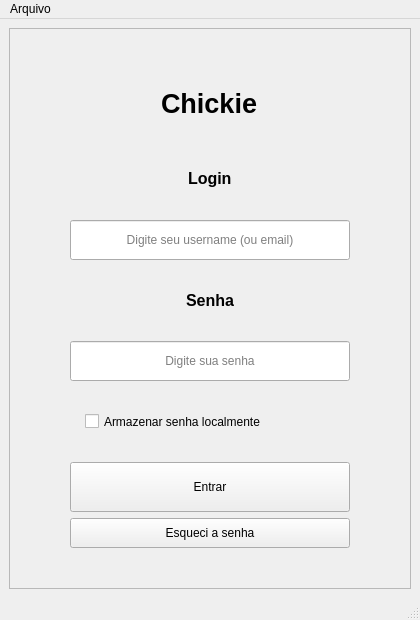
This is qt/src/views/loginForm.ui in antoniofernandodj/Chickie as Qt 5 draws it before an edit. The edited form follows.
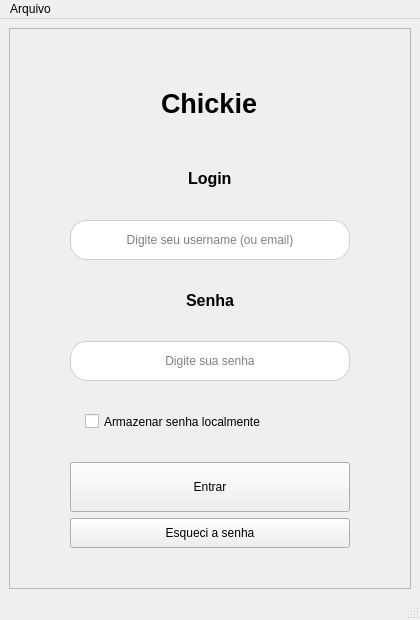
This is the edited form.

The edit to the form file:
```diff
--- a/qt/src/views/loginForm.ui
+++ b/qt/src/views/loginForm.ui
@@ -18,7 +18,15 @@
   </property>
   <widget class="QWidget" name="centralwidget">
    <property name="styleSheet">
-    <string notr="true"/>
+    <string notr="true">QLineEdit {
+  border: 1px solid rgba(150, 150, 150, 0.4);
+  border-radius: 17px;
+}
+
+QLineEdit::hover {
+  border: 1px solid rgba(150, 220, 250, 1);
+  border-radius: 17px;
+}</string>
    </property>
    <layout class="QHBoxLayout" name="horizontalLayout">
     <item>
```
